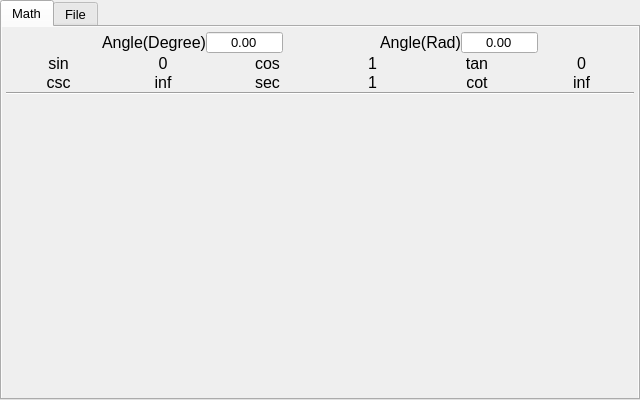
The window that src/ui/MainWindow.ui (chen6556/ZSLBox) describes before a commit, drawn with Qt 5.
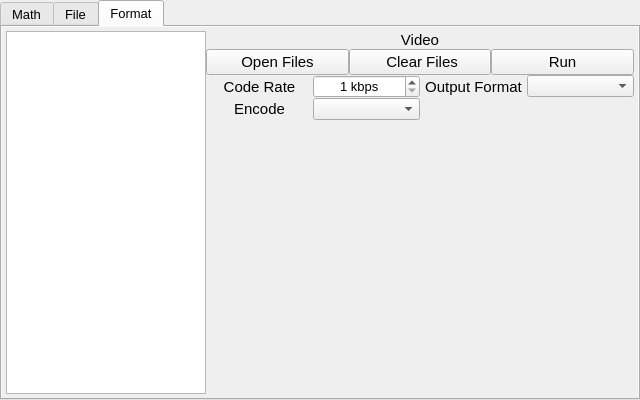
The same window after the commit. The open tabs and pages were chosen to show the change.

Commit message: 添加Format页面。

Diff of the .ui file:
```diff
--- a/src/ui/MainWindow.ui
+++ b/src/ui/MainWindow.ui
@@ -1295,6 +1295,235 @@
         </item>
        </layout>
       </widget>
+      <widget class="QWidget" name="format_page">
+       <attribute name="title">
+        <string>Format</string>
+       </attribute>
+       <layout class="QVBoxLayout" name="verticalLayout_5">
+        <property name="spacing">
+         <number>0</number>
+        </property>
+        <property name="leftMargin">
+         <number>0</number>
+        </property>
+        <property name="topMargin">
+         <number>0</number>
+        </property>
+        <property name="rightMargin">
+         <number>0</number>
+        </property>
+        <property name="bottomMargin">
+         <number>0</number>
+        </property>
+        <item>
+         <widget class="QScrollArea" name="scrollArea_3">
+          <property name="frameShape">
+           <enum>QFrame::NoFrame</enum>
+          </property>
+          <property name="verticalScrollBarPolicy">
+           <enum>Qt::ScrollBarAlwaysOff</enum>
+          </property>
+          <property name="horizontalScrollBarPolicy">
+           <enum>Qt::ScrollBarAlwaysOff</enum>
+          </property>
+          <property name="widgetResizable">
+           <bool>true</bool>
+          </property>
+          <widget class="QWidget" name="scrollAreaWidgetContents_3">
+           <property name="geometry">
+            <rect>
+             <x>0</x>
+             <y>0</y>
+             <width>634</width>
+             <height>372</height>
+            </rect>
+           </property>
+           <layout class="QHBoxLayout" name="horizontalLayout_5">
+            <property name="spacing">
+             <number>0</number>
+            </property>
+            <property name="leftMargin">
+             <number>4</number>
+            </property>
+            <property name="topMargin">
+             <number>4</number>
+            </property>
+            <property name="rightMargin">
+             <number>4</number>
+            </property>
+            <property name="bottomMargin">
+             <number>4</number>
+            </property>
+            <item>
+             <widget class="QListView" name="format_file_list">
+              <property name="minimumSize">
+               <size>
+                <width>180</width>
+                <height>0</height>
+               </size>
+              </property>
+              <property name="maximumSize">
+               <size>
+                <width>200</width>
+                <height>16777215</height>
+               </size>
+              </property>
+             </widget>
+            </item>
+            <item>
+             <layout class="QVBoxLayout" name="verticalLayout_6">
+              <item>
+               <widget class="QLabel" name="label_26">
+                <property name="font">
+                 <font>
+                  <pointsize>11</pointsize>
+                 </font>
+                </property>
+                <property name="text">
+                 <string>Video</string>
+                </property>
+                <property name="alignment">
+                 <set>Qt::AlignCenter</set>
+                </property>
+               </widget>
+              </item>
+              <item>
+               <layout class="QHBoxLayout" name="horizontalLayout_6">
+                <item>
+                 <widget class="QPushButton" name="format_open_files">
+                  <property name="font">
+                   <font>
+                    <pointsize>11</pointsize>
+                   </font>
+                  </property>
+                  <property name="text">
+                   <string>Open Files</string>
+                  </property>
+                 </widget>
+                </item>
+                <item>
+                 <widget class="QPushButton" name="format_clear_files">
+                  <property name="font">
+                   <font>
+                    <pointsize>11</pointsize>
+                   </font>
+                  </property>
+                  <property name="text">
+                   <string> Clear Files</string>
+                  </property>
+                 </widget>
+                </item>
+                <item>
+                 <widget class="QPushButton" name="format_video_run">
+                  <property name="font">
+                   <font>
+                    <pointsize>11</pointsize>
+                   </font>
+                  </property>
+                  <property name="text">
+                   <string>Run</string>
+                  </property>
+                 </widget>
+                </item>
+               </layout>
+              </item>
+              <item>
+               <layout class="QGridLayout" name="gridLayout_6">
+                <item row="1" column="0">
+                 <widget class="QLabel" name="label_28">
+                  <property name="font">
+                   <font>
+                    <pointsize>11</pointsize>
+                   </font>
+                  </property>
+                  <property name="text">
+                   <string>Encode</string>
+                  </property>
+                  <property name="alignment">
+                   <set>Qt::AlignCenter</set>
+                  </property>
+                 </widget>
+                </item>
+                <item row="1" column="1">
+                 <widget class="QComboBox" name="format_encode"/>
+                </item>
+                <item row="0" column="0">
+                 <widget class="QLabel" name="label_27">
+                  <property name="font">
+                   <font>
+                    <pointsize>11</pointsize>
+                   </font>
+                  </property>
+                  <property name="text">
+                   <string>Code Rate</string>
+                  </property>
+                  <property name="alignment">
+                   <set>Qt::AlignCenter</set>
+                  </property>
+                 </widget>
+                </item>
+                <item row="0" column="1">
+                 <widget class="QSpinBox" name="format_code_rate">
+                  <property name="font">
+                   <font>
+                    <pointsize>10</pointsize>
+                   </font>
+                  </property>
+                  <property name="alignment">
+                   <set>Qt::AlignCenter</set>
+                  </property>
+                  <property name="suffix">
+                   <string> kbps</string>
+                  </property>
+                  <property name="minimum">
+                   <number>1</number>
+                  </property>
+                  <property name="maximum">
+                   <number>200000</number>
+                  </property>
+                 </widget>
+                </item>
+                <item row="0" column="3">
+                 <widget class="QLabel" name="label_29">
+                  <property name="font">
+                   <font>
+                    <pointsize>11</pointsize>
+                   </font>
+                  </property>
+                  <property name="text">
+                   <string>Output Format</string>
+                  </property>
+                  <property name="alignment">
+                   <set>Qt::AlignCenter</set>
+                  </property>
+                 </widget>
+                </item>
+                <item row="0" column="4">
+                 <widget class="QComboBox" name="format_video_format"/>
+                </item>
+               </layout>
+              </item>
+              <item>
+               <spacer name="verticalSpacer_3">
+                <property name="orientation">
+                 <enum>Qt::Vertical</enum>
+                </property>
+                <property name="sizeHint" stdset="0">
+                 <size>
+                  <width>20</width>
+                  <height>40</height>
+                 </size>
+                </property>
+               </spacer>
+              </item>
+             </layout>
+            </item>
+           </layout>
+          </widget>
+         </widget>
+        </item>
+       </layout>
+      </widget>
      </widget>
     </item>
    </layout>
```
Left out of the diff: 484 changed lines with no effect on the pictures. The commit also changes 1 other file.
